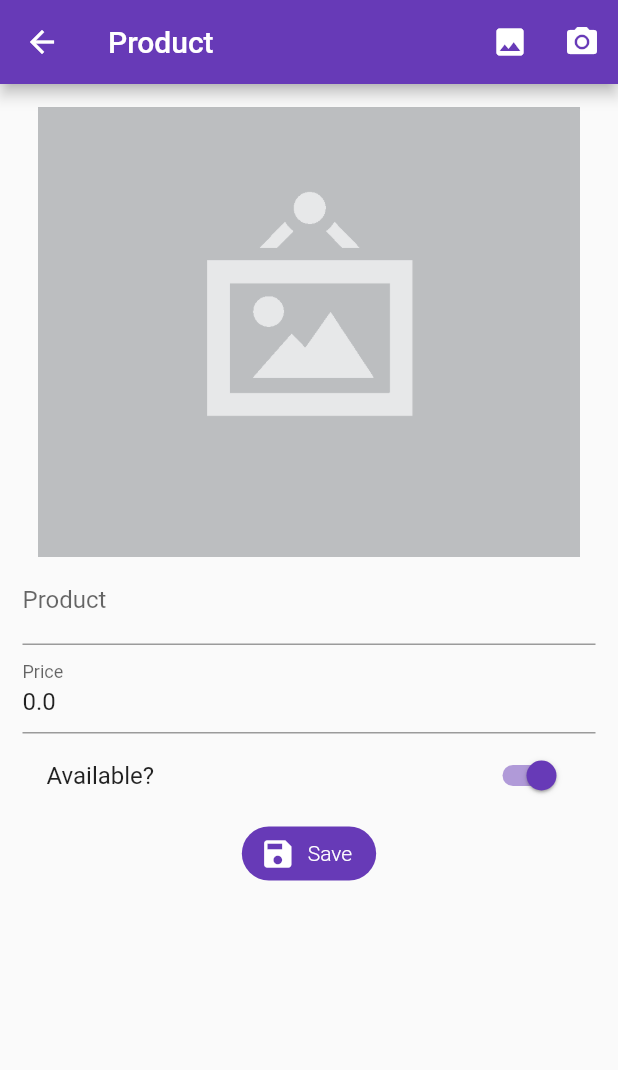
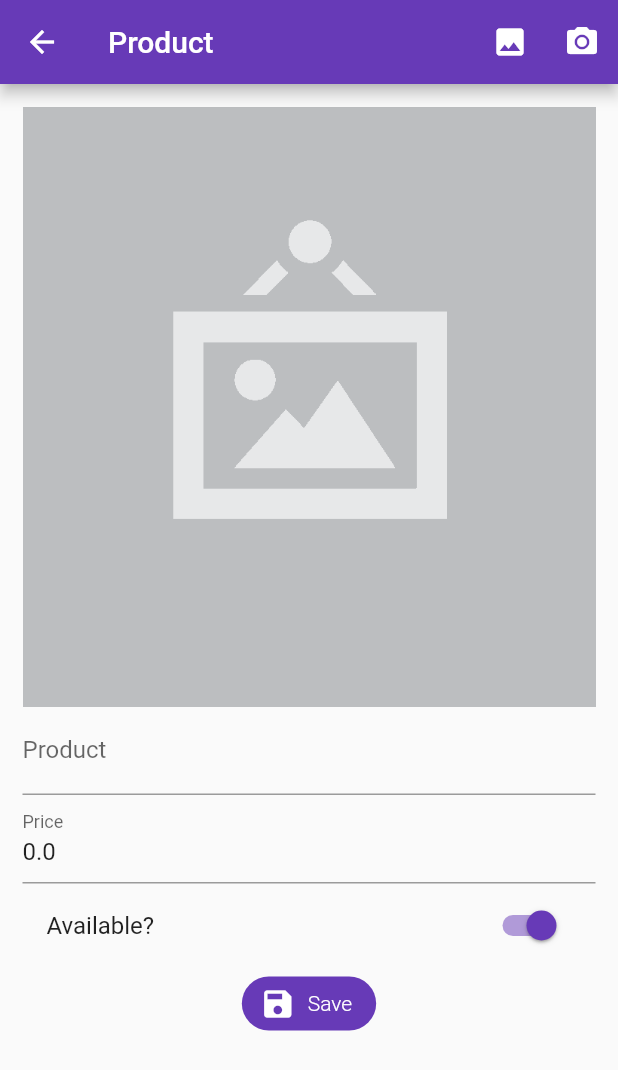
Before and after one commit to JordiDeSanta/LogIn, a Flutter app: the ProductPage screen opened by its route, on a phone screen of 412 x 824 dp. Shown: the top 1070 px of the screen. Run offline on Flutter 3.47's test engine with Material 2 defaults, Android fonts, the phone set to English and light mode, and no system bars; our stand-ins replace image_picker, rxdart; missing offline and left inert: mime_type; network calls fail.

Commit message:
Resize to showPhoto

```diff
--- a/lib/src/pages/product_page.dart
+++ b/lib/src/pages/product_page.dart
@@ -158,19 +158,22 @@ class _ProductPageState extends State<ProductPage> {
       return FadeInImage(
         placeholder: AssetImage('assets/jar-loading.gif'),
         image: NetworkImage(product.photoUrl),
-        height: 300.0,
+        height: 400.0,
+        width: 400.0,
         fit: BoxFit.cover,
       );
     } else {
       return (photo == null)
           ? Image(
               image: AssetImage('assets/no-image.png'),
-              height: 300,
+              width: 400,
+              height: 400,
               fit: BoxFit.cover,
             )
           : Image.file(
               photo,
-              height: 300,
+              width: 400,
+              height: 400,
               fit: BoxFit.cover,
             );
     }
```
